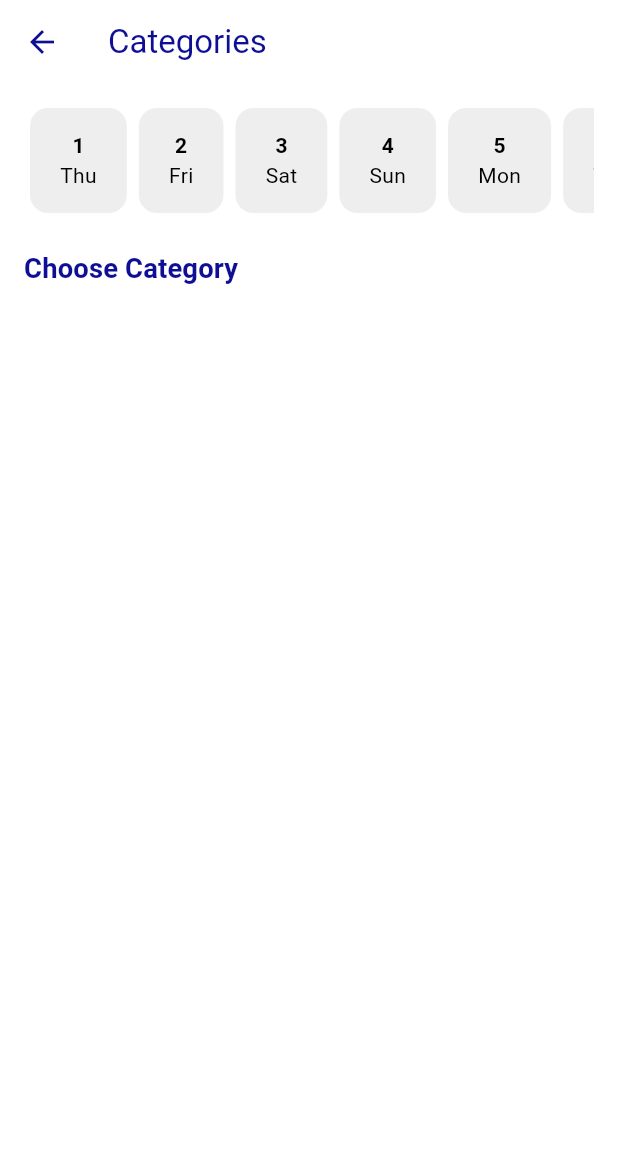
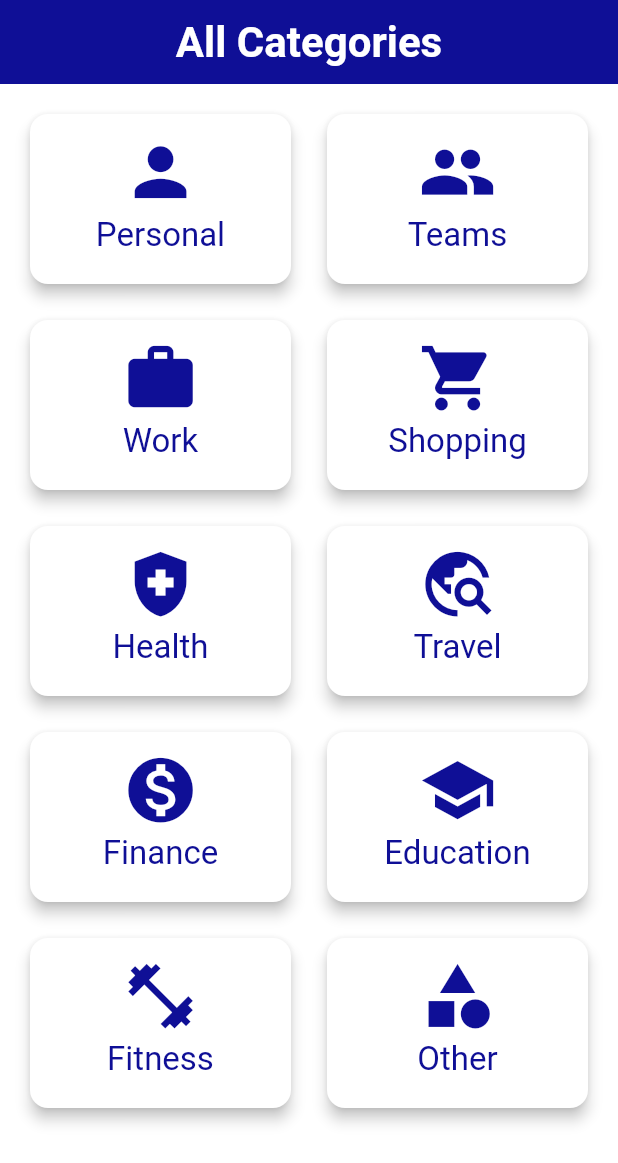
Before and after one commit to Sadiya321/todo_app2, a Flutter app: the screen it shows after launch, after a tap on "Categories", on a phone screen of 412 x 824 dp. Shown: the top 1163 px of the screen. Run offline on Flutter 3.47's test engine with Material 3 defaults, Android fonts, the phone set to English and light mode, and no system bars; our stand-ins replace bot_toast, flutter_screenutil, get, shared_preferences.

Commit message:
all categories screen

```diff
--- /dev/null
+++ b/todo_app/lib/models/category_model.dart
@@ -0,0 +1,13 @@
+class Category {
+  final String id;
+  final String name;
+
+  Category({required this.id, required this.name});
+
+  factory Category.fromMap(Map<String, dynamic> map, String id) {
+    return Category(
+      id: id,
+      name: map['name'],
+    );
+  }
+}
--- a/todo_app/lib/screens/add_new_screen.dart
+++ b/todo_app/lib/screens/add_new_screen.dart
@@ -133,7 +133,7 @@ Widget _buildCategoryButtons() {
   List<String> categories = ['Personal', 'Teams', 'Work', 'Shopping', 'Health'];
 
   // Ensure selected category is at the top
-  List<String> displayedCategories = [ _selectedCategory ]
+  List<String> displayedCategories = [_selectedCategory]
     ..addAll(categories.where((category) => category != _selectedCategory));
 
   int visibleCount = _isExpanded ? displayedCategories.length : 2;
@@ -141,16 +141,32 @@ Widget _buildCategoryButtons() {
   return Column(
     crossAxisAlignment: CrossAxisAlignment.start,
     children: [
-      for (int i = 0; i < visibleCount; i++)
-        Padding(
-          padding: EdgeInsets.only(bottom: 10.h),
-          child: _buildCategoryButton(displayedCategories[i], _selectedCategory == displayedCategories[i]),
+      Container(
+        height: 80.h, // Set a fixed height or adjust based on your layout
+        child: GridView.builder(
+          gridDelegate: SliverGridDelegateWithFixedCrossAxisCount(
+            crossAxisCount: 2, // Two columns per row
+            crossAxisSpacing: 10.w, // Spacing between columns
+            mainAxisSpacing: 10.h, // Spacing between rows
+            childAspectRatio: 3, // Aspect ratio for grid items
+          ),
+          itemCount: visibleCount,
+          shrinkWrap: true,
+          physics: AlwaysScrollableScrollPhysics(), // Prevent scrolling within the grid
+          itemBuilder: (context, index) {
+            String category = displayedCategories[index];
+            bool isSelected = _selectedCategory == category;
+
+            return _buildCategoryButton(category, isSelected);
+          },
         ),
+      ),
       if (!_isExpanded && displayedCategories.length > 2) _buildShowMoreButton(),
       if (_isExpanded) _buildShowLessButton(),
     ],
   );
 }
+
 
 
   Widget _buildCategoryButton(String category, bool isSelected) {
--- /dev/null
+++ b/todo_app/lib/screens/all_categories/all_categories.dart
@@ -0,0 +1,138 @@
+import 'package:flutter/material.dart';
+import 'package:todo_app/widgets/app_textview.dart';
+
+class AllCategories extends StatefulWidget {
+  const AllCategories({super.key});
+
+  @override
+  _AllCategoriesState createState() => _AllCategoriesState();
+}
+
+class _AllCategoriesState extends State<AllCategories> with SingleTickerProviderStateMixin {
+  late AnimationController _animationController;
+  late Animation<double> _pulseAnimation;
+
+  @override
+  void initState() {
+    super.initState();
+    _animationController = AnimationController(
+      duration: const Duration(seconds: 1),
+      vsync: this,
+    )..repeat(reverse: true); // Repeat animation in reverse
+
+    _pulseAnimation = Tween<double>(begin: 1.0, end: 1.3).animate(
+      CurvedAnimation(
+        parent: _animationController,
+        curve: Curves.easeInOut,
+      ),
+    );
+  }
+
+  @override
+  void dispose() {
+    _animationController.dispose();
+    super.dispose();
+  }
+
+  @override
+  Widget build(BuildContext context) {
+    // List of categories
+    final List<String> categories = [
+      'Personal',
+      'Teams',
+      'Work',
+      'Shopping',
+      'Health',
+      'Travel',
+      'Finance',
+      'Education',
+      'Fitness',
+      'Other',
+    ];
+
+    return Scaffold(
+      appBar: AppBar(
+        title: AppTextView(
+          text: "All Categories",
+          textStyle: Theme.of(context).textTheme.headlineMedium!.copyWith(
+                color: Theme.of(context).colorScheme.surface,
+                fontWeight: FontWeight.bold,
+              ),
+        ),
+        centerTitle: true,
+        backgroundColor: Theme.of(context).colorScheme.primary,
+      ),
+      body: GridView.builder(
+        padding: const EdgeInsets.all(16.0),
+        gridDelegate: SliverGridDelegateWithFixedCrossAxisCount(
+          crossAxisCount: 2, // Two items per row
+          crossAxisSpacing: 16.0,
+          mainAxisSpacing: 16.0,
+          childAspectRatio: 3 / 2, // Adjust aspect ratio for better layout
+        ),
+        itemCount: categories.length,
+        itemBuilder: (context, index) {
+          final category = categories[index];
+          return Card(
+            elevation: 4,
+            child: InkWell(
+              onTap: () {
+                // Handle category tap
+                Navigator.of(context).pop(); // Example navigation
+              },
+              child: Column(
+                mainAxisAlignment: MainAxisAlignment.center,
+                children: [
+                  AnimatedBuilder(
+                    animation: _pulseAnimation,
+                    child: Icon(
+                      _getCategoryIcon(category),
+                      size: 40,
+                      color: Theme.of(context).colorScheme.primary,
+                    ),
+                    builder: (context, child) {
+                      return Transform.scale(
+                        scale: _pulseAnimation.value, // Pulsate
+                        child: child,
+                      );
+                    },
+                  ),
+                  SizedBox(height: 8),
+                  AppTextView(
+                    text: category,
+                    textStyle: Theme.of(context).textTheme.headline6,
+                  ),
+                ],
+              ),
+            ),
+          );
+        },
+      ),
+    );
+  }
+
+  IconData _getCategoryIcon(String category) {
+    switch (category) {
+      case 'Personal':
+        return Icons.person;
+      case 'Teams':
+        return Icons.group;
+      case 'Work':
+        return Icons.work;
+      case 'Shopping':
+        return Icons.shopping_cart;
+      case 'Health':
+        return Icons.health_and_safety;
+      case 'Travel':
+        return Icons.travel_explore;
+      case 'Finance':
+        return Icons.monetization_on;
+      case 'Education':
+        return Icons.school;
+      case 'Fitness':
+        return Icons.fitness_center;
+      default:
+        return Icons.category;
+    }
+  }
+}
--- a/todo_app/lib/screens/home_screen.dart
+++ b/todo_app/lib/screens/home_screen.dart
@@ -3,6 +3,7 @@ import 'package:flutter_screenutil/flutter_screenutil.dart';
 
 import 'package:todo_app/custom_widgets/custom_appbar.dart';
 import 'package:todo_app/screens/add_new_screen.dart';
+import 'package:todo_app/screens/all_categories/all_categories.dart';
 import 'package:todo_app/screens/category_screen/pages/category_screen.dart';
 import 'package:todo_app/theme/theme_const.dart';
 import 'package:todo_app/widgets/app_textview.dart';
@@ -110,7 +111,8 @@ class _HomePageState extends State<HomePage> {
                                 Navigator.of(context).push(
                                   MaterialPageRoute(
                                     builder: (context) =>
-                                        const CategorySelectionScreen(), // Replace with the actual dashboard screen
+                                    AllCategories(),
+                                        // const CategorySelectionScreen(),
                                   ),
                                 );
                               },
```
